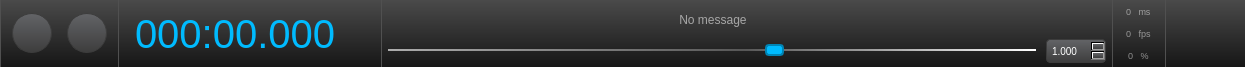
The window that uitransport.ui (buzzinglight/IanniX) describes before a commit, drawn with Qt 5.
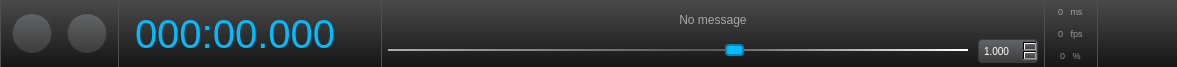
The same window after the commit. Icons and pictures are not drawn.

Patch:
```diff
--- a/uitransport.ui
+++ b/uitransport.ui
@@ -6,7 +6,7 @@
    <rect>
     <x>0</x>
     <y>0</y>
-    <width>1245</width>
+    <width>1145</width>
     <height>67</height>
    </rect>
   </property>
```
